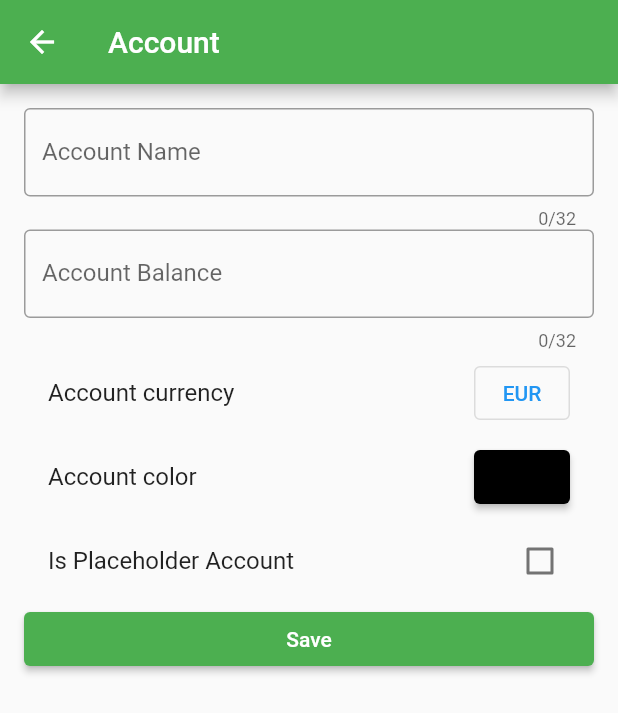
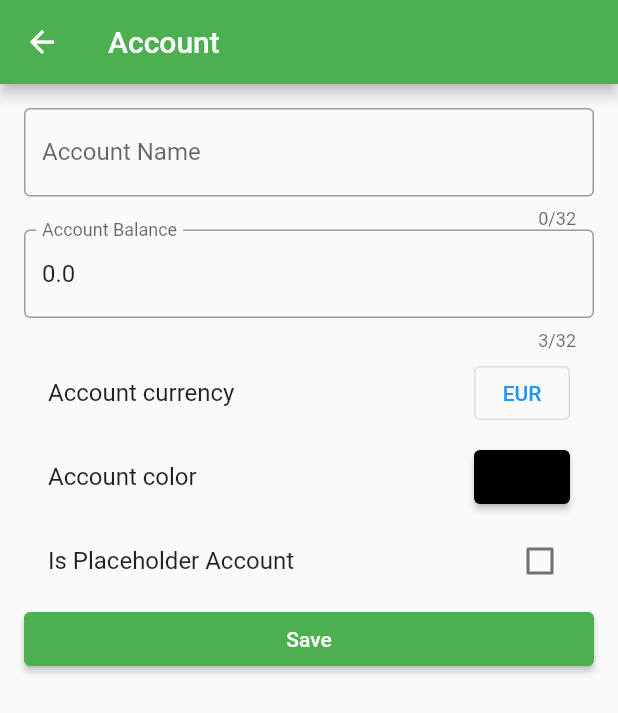
Before and after one commit to verbindolai/OpenBudget, a Flutter app: the screen it shows after launch, item 2 of the bottom bar chosen, after a tap on the "account balance wallet" icon, on a phone screen of 412 x 824 dp. Shown: the top 713 px of the screen. Run offline on Flutter 3.47's test engine with Material 2 defaults, Android fonts, the phone set to English and light mode, and no system bars; our stand-ins replace bloc, equatable, flutter_bloc, flutter_colorpicker, font_awesome_flutter, objectbox; missing offline and left inert: confirm_dialog, currency_picker; accounts and stored records are empty; generated files the repository leaves out were written again.

Commit message:
- Added editing and deletion of accounts

```diff
--- a/lib/bloc/account/account_overview_event.dart
+++ b/lib/bloc/account/account_overview_event.dart
@@ -18,16 +18,6 @@
   List<Object> get props => [account];
 }
 
-class AddSubAccount extends AccountOverviewEvent {
-  final int accountId;
-  final Account subAccount;
-
-  const AddSubAccount(this.accountId, this.subAccount);
-
-  @override
-  List<Object> get props => [subAccount, accountId];
-}
-
 class SelectAccount extends AccountOverviewEvent {
   final Account? account;
 
@@ -37,11 +27,11 @@
   List<Object?> get props => [account];
 }
 
-class UpdateAccount extends AccountOverviewEvent {
-  final Account account;
+class DeleteAccount extends AccountOverviewEvent {
+  final int id;
 
-  const UpdateAccount({required this.account});
+  const DeleteAccount({required this.id});
 
   @override
-  List<Object> get props => [account];
+  List<Object> get props => [id];
 }
--- a/lib/models/account.dart
+++ b/lib/models/account.dart
@@ -17,6 +17,7 @@ class Account extends Equatable {
   String icon = "";
   int color = 0xFF000000;
   String currency = "EUR";
+  bool favorite = false;
 
   final parentAccount = ToOne<Account>();
 
@@ -26,7 +27,7 @@ class Account extends Equatable {
   @Backlink('account')
   final transactions = ToMany<Transaction>();
 
-  Account(this.name, [this.balance = 0.0, this.placeholder = false]);
+  Account([this.name = "", this.balance = 0.0, this.placeholder = false]);
 
   get createdAt => _createdAt;
 
@@ -57,6 +58,8 @@ class Account extends Equatable {
         color,
         currency,
         subAccounts,
-        parentAccount
+        parentAccount,
+        favorite,
+        createdAt,
       ];
 }
--- a/lib/repository/account_repository.dart
+++ b/lib/repository/account_repository.dart
@@ -20,8 +20,8 @@ class AccountRepository {
     return objectBox.store.box<Account>().put(account);
   }
 
-  Future<void> deleteAccount(Account account) async {
-    objectBox.store.box<Account>().remove(account.id);
+  Future<void> delete(int accountId) async {
+    objectBox.store.box<Account>().remove(accountId);
   }
 
   Future<List<Account>> getAllMainAccounts() async {
--- a/lib/widgets/account/edit_account.dart
+++ b/lib/widgets/account/edit_account.dart
@@ -31,8 +31,10 @@ const List<Color> colors = [
 
 class EditAccount extends StatefulWidget {
   final Account? parentAccount;
+  final Account account;
 
-  const EditAccount({Key? key, this.parentAccount}) : super(key: key);
+  const EditAccount({Key? key, this.parentAccount, required this.account})
+      : super(key: key);
 
   @override
   State<EditAccount> createState() => _EditAccountState();
@@ -40,12 +42,6 @@ class EditAccount extends StatefulWidget {
 
 class _EditAccountState extends State<EditAccount> {
   final formKey = GlobalKey<FormState>();
-
-  String _name = '';
-  double _initialBalance = 0.0;
-  bool _isPlaceholderAccount = false;
-  String _currency = "EUR";
-  int _color = 0xFF000000;
 
   @override
   Widget build(BuildContext context) {
@@ -129,9 +125,10 @@ class _EditAccountState extends State<EditAccount> {
           }
           return null;
         },
+        initialValue: widget.account.name,
         maxLength: 32,
         onSaved: (value) => {
-          if (value != null) {_name = value}
+          if (value != null) {widget.account.name = value}
         },
       );
 
@@ -142,18 +139,18 @@ class _EditAccountState extends State<EditAccount> {
             context: context,
             onSelect: (Currency currency) {
               setState(() {
-                _currency = currency.code;
+                widget.account.currency = currency.code;
               });
             });
       },
       trailing: OutlinedButton(
-          child: Text(_currency),
+          child: Text(widget.account.currency),
           onPressed: () {
             showCurrencyPicker(
                 context: context,
                 onSelect: (Currency currency) {
                   setState(() {
-                    _currency = currency.code;
+                    widget.account.currency = currency.code;
                   });
                 });
           }));
@@ -166,13 +163,13 @@ class _EditAccountState extends State<EditAccount> {
           builder: (context) => AlertDialog(
             title: const Text('Select a color'),
             content: BlockPicker(
-              pickerColor: Color(_color),
+              pickerColor: Color(widget.account.color),
               availableColors: colors,
               layoutBuilder: pickerLayoutBuilder,
               itemBuilder: pickerItemBuilder,
               onColorChanged: (color) {
                 setState(() {
-                  _color = color.value;
+                  widget.account.color = color.value;
                 });
               },
             ),
@@ -192,13 +189,13 @@ class _EditAccountState extends State<EditAccount> {
             builder: (context) => AlertDialog(
               title: const Text('Select a color'),
               content: BlockPicker(
-                pickerColor: Color(_color),
+                pickerColor: Color(widget.account.color),
                 availableColors: colors,
                 layoutBuilder: pickerLayoutBuilder,
                 itemBuilder: pickerItemBuilder,
                 onColorChanged: (color) {
                   setState(() {
-                    _color = color.value;
+                    widget.account.color = color.value;
                   });
                 },
               ),
@@ -212,7 +209,8 @@ class _EditAccountState extends State<EditAccount> {
           );
         },
         style: ButtonStyle(
-            backgroundColor: MaterialStateProperty.all<Color>(Color(_color))),
+            backgroundColor:
+                MaterialStateProperty.all<Color>(Color(widget.account.color))),
         child: const Text(""),
       ));
 
@@ -230,19 +228,20 @@ class _EditAccountState extends State<EditAccount> {
         keyboardType: TextInputType.number,
         inputFormatters: [FilteringTextInputFormatter.digitsOnly],
         maxLength: 32,
+        initialValue: widget.account.balance.toString(),
         onSaved: (value) => {
-          if (value != null) {_initialBalance = double.parse(value)}
+          if (value != null) {widget.account.balance = double.parse(value)}
         },
       );
 
   //Checkbox
   Widget buildIsPlaceholderAccount() => CheckboxListTile(
         title: const Text('Is Placeholder Account'),
-        value: _isPlaceholderAccount,
+        value: widget.account.placeholder,
         onChanged: (value) {
           if (value != null) {
             setState(() {
-              _isPlaceholderAccount = value;
+              widget.account.placeholder = value;
             });
           }
         },
@@ -257,12 +256,10 @@ class _EditAccountState extends State<EditAccount> {
             if (formKey.currentState!.validate()) {
               formKey.currentState!.save();
               final bloc = context.read<AccountOverviewBloc>();
-              final subAccount =
-                  Account(_name, _initialBalance, _isPlaceholderAccount);
-              subAccount.color = _color;
-              subAccount.currency = _currency;
-              subAccount.parentAccount.target = widget.parentAccount;
-              bloc.add(SaveAccount(account: subAccount));
+              if (widget.parentAccount != null) {
+                widget.account.parentAccount.target = widget.parentAccount;
+              }
+              bloc.add(SaveAccount(account: widget.account));
               Navigator.pop(context);
             }
           },
--- a/pubspec.yaml
+++ b/pubspec.yaml
@@ -44,6 +44,7 @@ dependencies:
   intl: ^0.17.0
   currency_picker: ^2.0.11
   flutter_colorpicker: ^1.0.3
+  confirm_dialog: ^1.0.1
 
 dev_dependencies:
   flutter_test:
```
Also changed, not shown: lib/bloc/account/account_overview_bloc.dart (+19 -14 lines), lib/objectbox-model.json (+16 -3 lines), lib/widgets/account/account_overview.dart (+75 -21 lines), pubspec.lock, 1 other file.
